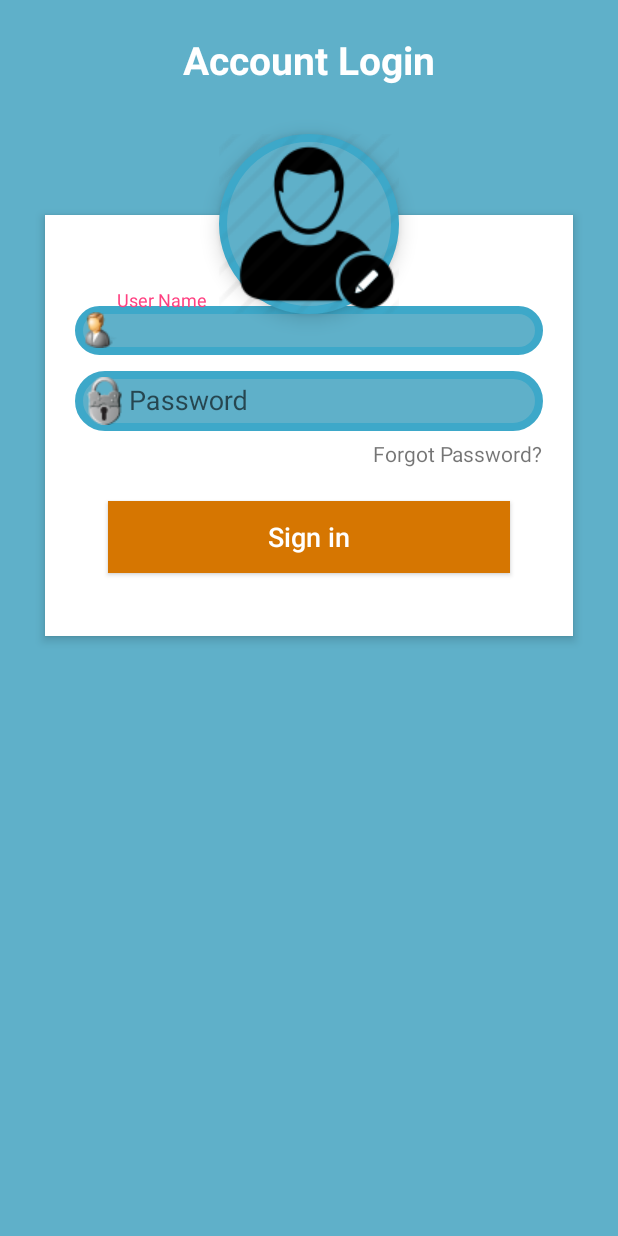
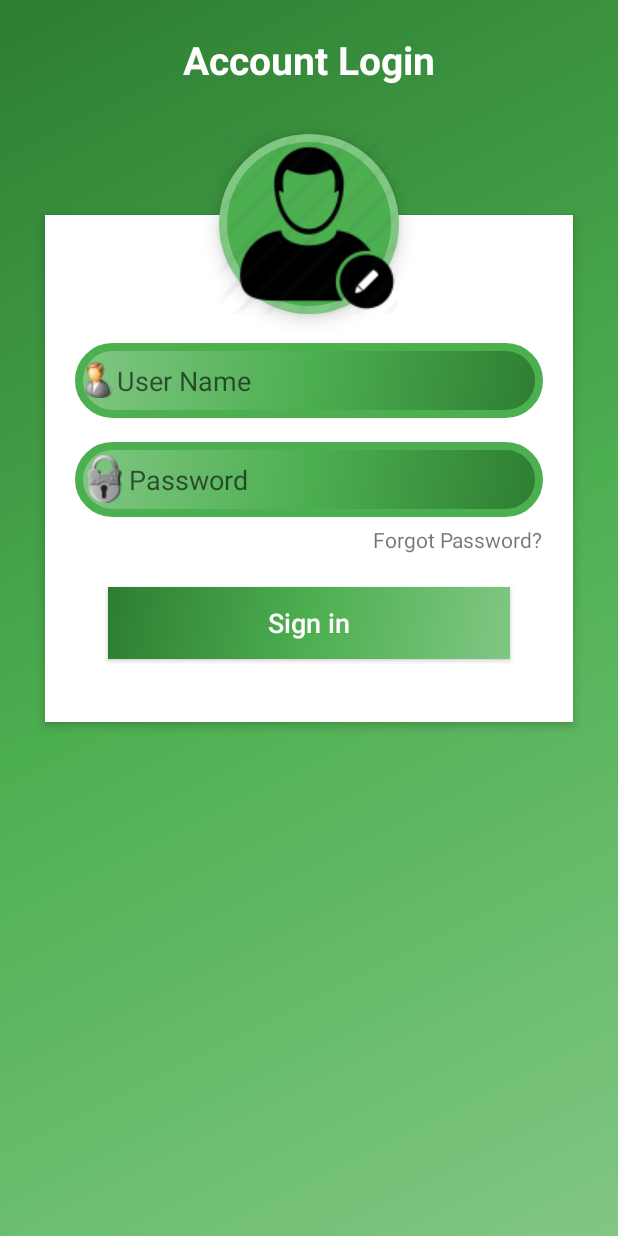
Before and after one commit to tsofenbaqa/Mentoring, an Android app: the layout login.xml on its own in the app's theme, with its tools: preview values and no code run, on a phone screen of 412 x 824 dp. Run offline under Robolectric (Android 15) with nearby library versions, the phone set to English and light mode, and no system bars.

Commit message:
update afif 15.2 20:45

```diff
--- a/app/src/main/AndroidManifest.xml
+++ b/app/src/main/AndroidManifest.xml
@@ -1,7 +1,8 @@
 <?xml version="1.0" encoding="utf-8"?>
 <manifest xmlns:android="http://schemas.android.com/apk/res/android"
     package="com.example.a2017.mentoring">
-
+  <uses-permission android:name="android.permission.INTERNET" />
+  <uses-permission android:name="android.permission.ACCESS_NETWORK_STATE" />
   <application
       android:allowBackup="true"
       android:icon="@mipmap/ic_launcher"
@@ -9,7 +10,7 @@
       android:supportsRtl="true"
       android:theme="@style/AppTheme">
     <activity
-        android:name=".Activitys.RegisterActivity"
+        android:name=".Activitys.MainActivity"
         android:label="@string/app_name"
         android:theme="@style/AppTheme.NoActionBar">
       <intent-filter>
@@ -18,7 +19,6 @@
         <category android:name="android.intent.category.LAUNCHER" />
       </intent-filter>
     </activity>
-    <activity android:name=".Activitys.login"></activity>
   </application>
 
 </manifest>
--- a/app/src/main/java/com/example/a2017/mentoring/Activitys/MainActivity.java
+++ b/app/src/main/java/com/example/a2017/mentoring/Activitys/MainActivity.java
@@ -12,7 +12,9 @@ import android.support.v7.widget.Toolbar;
 import android.view.MenuItem;
 
 import com.example.a2017.mentoring.Fragments.MeetingFragment;
+import com.example.a2017.mentoring.Fragments.RegisterFragmentAbu;
 import com.example.a2017.mentoring.Fragments.UpdateProfileFragment;
+import com.example.a2017.mentoring.Fragments.login;
 import com.example.a2017.mentoring.R;
 
 public class MainActivity extends AppCompatActivity implements NavigationView.OnNavigationItemSelectedListener
@@ -60,7 +62,7 @@ public class MainActivity extends AppCompatActivity implements NavigationView.On
         switch (id)
         {
             case R.id.profile :
-                UpdateProfileFragment profileFragment = new UpdateProfileFragment();
+                login profileFragment = new login();
                 transaction.replace(R.id.fragment_container, profileFragment,"PROFILE_FRAGMENT");
                 transaction.commit();
 
--- a/app/src/main/java/com/example/a2017/mentoring/RetrofitApi/ApiClientRetrofit.java
+++ b/app/src/main/java/com/example/a2017/mentoring/RetrofitApi/ApiClientRetrofit.java
@@ -9,7 +9,7 @@ import retrofit2.converter.gson.GsonConverterFactory;
 
 public class ApiClientRetrofit
 {
-    private static final String BASE_URL = "http://10.0.0.8:8080/ChatService/";
+    private static final String BASE_URL = "http://172.20.10.12:8080/ItemService/";
     private static Retrofit retrofit = null ;
     public static Retrofit getClient()
     {
--- a/app/src/main/res/drawable/icon_bg.xml
+++ b/app/src/main/res/drawable/icon_bg.xml
@@ -2,13 +2,20 @@
 <shape xmlns:android="http://schemas.android.com/apk/res/android"
     android:shape="rectangle">
     <corners android:radius="1000dp" />
-    <solid android:color="#5fb0c9" />
+    <solid android:color="#81C784" />
     <stroke
         android:width="5dip"
-        android:color="#3da8c9" />
+        android:color="#4CAF50" />
     <padding
         android:bottom="4dp"
         android:left="4dp"
         android:right="4dp"
         android:top="4dp" />
+
+    <gradient
+        android:angle="135"
+        android:centerColor="#4CAF50"
+        android:endColor="#81C784"
+        android:startColor="#2E7D32"
+        android:type="linear" />
 </shape>
--- a/app/src/main/res/drawable/user_profile_image_background.xml
+++ b/app/src/main/res/drawable/user_profile_image_background.xml
@@ -2,10 +2,10 @@
    <shape xmlns:android="http://schemas.android.com/apk/res/android"
     android:shape="rectangle">
 <corners android:radius="1000dp" />
-<solid android:color="#5fb0c9" />
+<solid android:color="#4CAF50" />
 <stroke
 android:width="5dip"
-android:color="#3da8c9" />
+android:color="#81C784" />
 <padding
 android:bottom="4dp"
 android:left="4dp"
--- a/app/src/main/res/layout/login.xml
+++ b/app/src/main/res/layout/login.xml
@@ -3,7 +3,7 @@
     android:id="@+id/login_layout"
     android:layout_width="match_parent"
     android:layout_height="match_parent"
-    android:background="#5fb0c9"
+    android:background="@drawable/side_nav_bar"
     android:orientation="vertical"
     android:scrollbarAlwaysDrawVerticalTrack="true">
 
@@ -17,7 +17,8 @@
         android:text="Account Login"
         android:textColor="#fff"
         android:textSize="26sp"
-        android:textStyle="bold" />
+        android:textStyle="bold"
+        android:alpha="1"/>
 
     <RelativeLayout
         android:layout_width="fill_parent"
@@ -41,31 +42,34 @@
                 android:layout_width="match_parent"
                 android:layout_height="wrap_content">
 
+            </android.support.design.widget.TextInputLayout>
+
+            <android.support.design.widget.TextInputLayout
+                android:layout_width="match_parent"
+                android:layout_height="wrap_content">
+
+            </android.support.design.widget.TextInputLayout>
+
             <EditText
-                    android:layout_width="fill_parent"
-                    android:layout_height="wrap_content"
+                android:layout_marginTop="35dp"
+                android:layout_width="match_parent"
+                android:layout_height="50dp"
                 android:drawableLeft="@drawable/user"
                 android:background="@drawable/icon_bg"
                 android:hint="User Name"
                 android:inputType="textEmailAddress"
                 android:maxLines="1"
                 android:id="@+id/etusername"/>
-            </android.support.design.widget.TextInputLayout>
-
-            <android.support.design.widget.TextInputLayout
-                android:layout_width="match_parent"
-                android:layout_height="wrap_content">
 
             <EditText
-                    android:layout_width="fill_parent"
-                    android:layout_height="wrap_content"
+                android:layout_width="match_parent"
+                android:layout_height="50dp"
                 android:layout_marginTop="16dp"
                 android:drawableLeft="@drawable/lock"
                 android:background="@drawable/icon_bg"
                 android:hint="Password"
                 android:inputType="numberPassword"
                 android:id="@+id/etpassword"/>
-            </android.support.design.widget.TextInputLayout>
 
             <TextView
                 android:layout_width="wrap_content"
@@ -79,7 +83,7 @@
                 android:layout_width="fill_parent"
                 android:layout_height="wrap_content"
                 android:layout_margin="22dp"
-                android:background="#d67601"
+                android:background="@drawable/side_nav_bar"
                 android:text="Sign in"
                 android:textAllCaps="false"
                 android:textColor="#fff"
--- a/app/src/main/res/values/strings.xml
+++ b/app/src/main/res/values/strings.xml
@@ -42,7 +42,6 @@
   <string name="meetingTitle">כותרת פגישה</string>
   <string name="meetingTopic">נושא פגישה</string>
   <string name="meetingDate">תאריך הפגישה</string>
-
     <!-- Request Meeting-->
     <string name="tool_bar"><b>קביעת פגישה</b></string>
     <string name="meeting_type">סוג פגישה</string>
```
Also changed, not shown: app/src/main/java/com/example/a2017/mentoring/Activitys/RegisterActivity.java (deleted, +0 -90 lines), app/src/main/java/com/example/a2017/mentoring/Activitys/login.java (deleted, +0 -46 lines), app/src/main/java/com/example/a2017/mentoring/Fragments/RegisterFragmentAbu.java (added, +151 -0 lines), app/src/main/java/com/example/a2017/mentoring/Fragments/login.java (added, +69 -0 lines), app/src/main/java/com/example/a2017/mentoring/Model/Register.java (added, +102 -0 lines), app/src/main/java/com/example/a2017/mentoring/RetrofitApi/ApiInterfaceRetrofit.java (+11 -2 lines), app/src/main/res/layout/fragment_update_profile.xml (+12 -0 lines), app/src/main/res/layout/register_fragment.xml (+15 -0 lines). Lines whose indentation alone changed are shown as unchanged.
